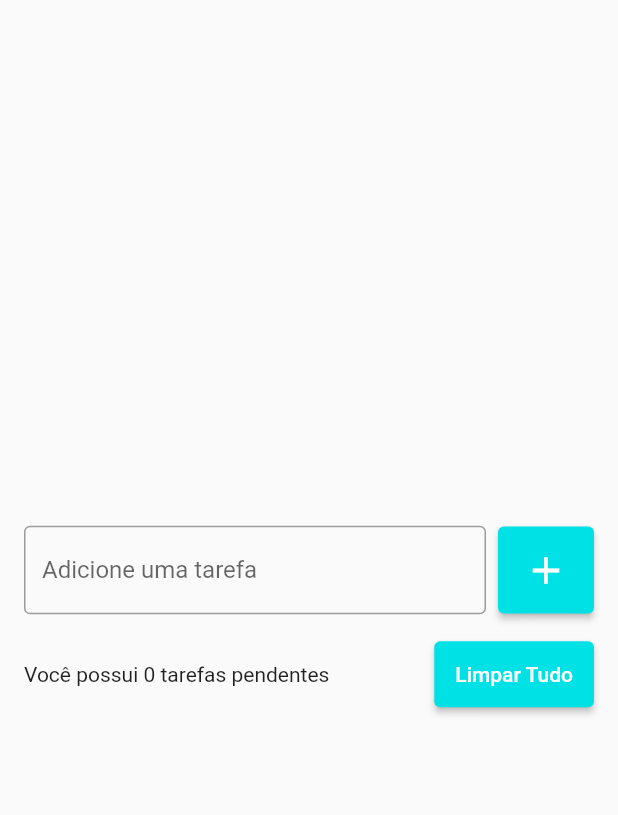
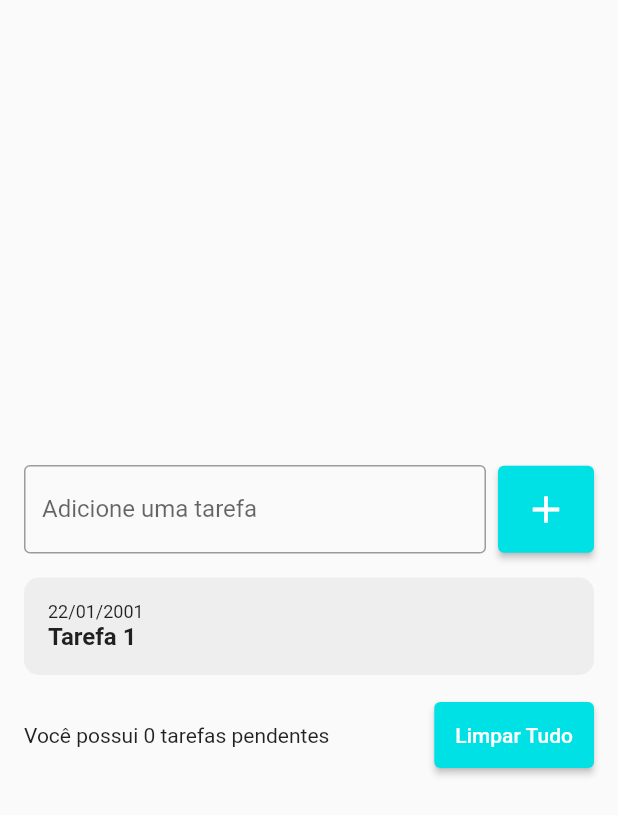
Before and after one commit to gabrielpereira3/ToDoList, a Flutter app: the screen it shows after launch, after a tap on the "add" icon, on a phone screen of 412 x 824 dp. Shown: the top 815 px of the screen. Run offline on Flutter 3.47's test engine with Material 2 defaults, Android fonts, the phone set to English and light mode, and no system bars.

Commit message:
Lista adicionada. Item da lista com formatação inicial.

```diff
--- a/lib/pages/todo_list_page.dart
+++ b/lib/pages/todo_list_page.dart
@@ -1,7 +1,18 @@
 import 'package:flutter/material.dart';
 
-class TodoListPage extends StatelessWidget {
-  const TodoListPage({Key? key}) : super(key: key);
+import '../widgets/todo_list_item.dart';
+
+class TodoListPage extends StatefulWidget {
+  TodoListPage({Key? key}) : super(key: key);
+
+  @override
+  State<TodoListPage> createState() => _TodoListPageState();
+}
+
+class _TodoListPageState extends State<TodoListPage> {
+  final TextEditingController todoController = TextEditingController();
+
+  List<String> tasks = [];
 
   @override
   Widget build(BuildContext context) {
@@ -16,6 +27,7 @@ class TodoListPage extends StatelessWidget {
                   children: [
                     Expanded(
                       child: TextField(
+                        controller: todoController,
                         decoration: InputDecoration(
                           border: OutlineInputBorder(),
                           labelText: "Adicione uma tarefa",
@@ -25,7 +37,13 @@ class TodoListPage extends StatelessWidget {
                     ),
                     SizedBox(width: 8),
                     ElevatedButton(
-                      onPressed: () {},
+                      onPressed: () {
+                        String text = todoController.text;
+                        setState(() {
+                          tasks.add(text);
+                        });
+                        todoController.clear();
+                      },
                       style: ElevatedButton.styleFrom(
                         primary: Color(0xff00E1E5),
                         padding: EdgeInsets.all(14),
@@ -36,6 +54,16 @@ class TodoListPage extends StatelessWidget {
                       ),
                     ),
                   ],
+                ),
+                SizedBox(height: 16),
+                Flexible(
+                  child: ListView(
+                    shrinkWrap: true,
+                    children: [
+                      for(String task in tasks)
+                        TodoListItem(),
+                    ],
+                  ),
                 ),
                 SizedBox(height: 16),
                 Row(
--- /dev/null
+++ b/lib/widgets/todo_list_item.dart
@@ -0,0 +1,32 @@
+import 'package:flutter/material.dart';
+
+class TodoListItem extends StatelessWidget {
+  const TodoListItem({Key? key}) : super(key: key);
+
+  @override
+  Widget build(BuildContext context) {
+    return Container(
+      decoration: BoxDecoration(
+        borderRadius: BorderRadius.circular(10),
+        color: Colors.grey[200],
+      ),
+      padding: const EdgeInsets.all(16.0),
+      child: Column(
+        crossAxisAlignment: CrossAxisAlignment.start,
+        children: [
+          Text(
+            "22/01/2001",
+            style: TextStyle(fontSize: 12),
+          ),
+          Text(
+            "Tarefa 1",
+            style: TextStyle(
+              fontSize: 16,
+              fontWeight: FontWeight.w600,
+            ),
+          ),
+        ],
+      ),
+    );
+  }
+}
```
